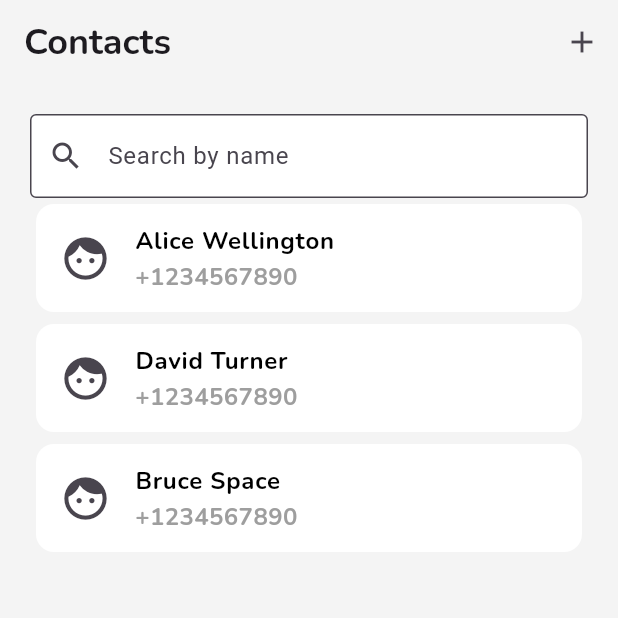
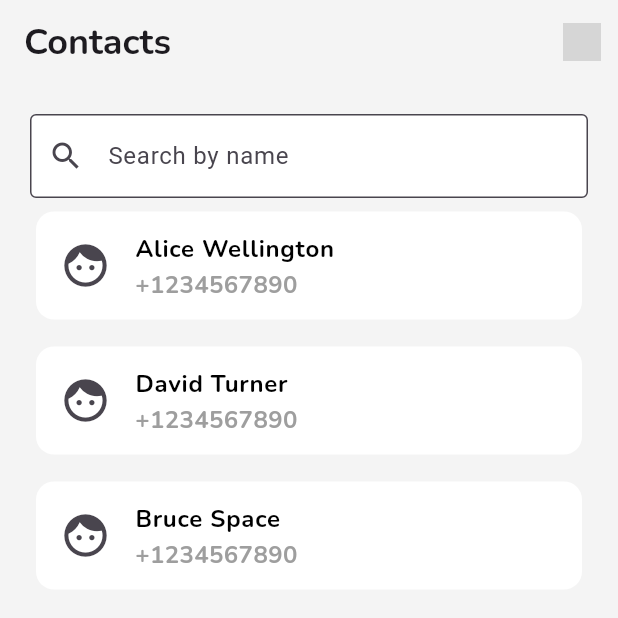
Before and after one commit to gunesserenay/flutter_contacts, a Flutter app: the screen it shows after launch, on a phone screen of 412 x 824 dp, the top half of it. Run offline on Flutter 3.47's test engine with Material 3 defaults, Android fonts, the phone set to English and light mode, and no system bars; our stand-ins replace google_fonts; grey boxes are pictures that could not be loaded.

Commit message:
Images added

```diff
--- a/lib/screens/contacts.dart
+++ b/lib/screens/contacts.dart
@@ -1,5 +1,4 @@
 import 'package:flutter/material.dart';
-import 'package:flutter/widgets.dart';
 import 'package:flutter_contacts/data/dummy_data.dart';
 import 'package:flutter_contacts/model/contact.dart';
 import 'package:flutter_contacts/widgets/contact_item.dart';
@@ -25,7 +24,15 @@ class Contacts extends StatelessWidget {
     return Scaffold(
       backgroundColor: (const Color.fromARGB(255, 244, 244, 244)),
       appBar: AppBar(
-        actions: [IconButton(onPressed: () {}, icon: const Icon(Icons.add))],
+        actions: [
+          IconButton(
+              onPressed: () {},
+              icon: Image.asset(
+                'assets/images/add.png',
+                width: 25,
+                height: 25,
+              ))
+        ],
         backgroundColor: (const Color.fromARGB(255, 244, 244, 244)),
         centerTitle: false,
         title: Text(
--- a/lib/widgets/contact_item.dart
+++ b/lib/widgets/contact_item.dart
@@ -1,4 +1,3 @@
-import 'package:flutter/cupertino.dart';
 import 'package:flutter/material.dart';
 import 'package:flutter_contacts/model/contact.dart';
 import 'package:google_fonts/google_fonts.dart';
@@ -9,7 +8,9 @@ class ContactItem extends StatelessWidget {
   final Contact contact;
   @override
   Widget build(BuildContext context) {
-    return Card(
+    return Padding(
+      padding: const EdgeInsets.symmetric(vertical: 5),
+      child: Card(
         color: Colors.white,
         elevation: 0,
         child: ListTile(
@@ -28,6 +29,7 @@ class ContactItem extends StatelessWidget {
                 fontSize: 16, color: Colors.grey, fontWeight: FontWeight.bold),
           ),
         ),
+      ),
     );
   }
 }
```
Also changed, not shown: pubspec.yaml (+8 -2 lines), assets/images/add.png (added), assets/images/camera.png (added), assets/images/contact.png (added), assets/images/ok-badge.png (added), assets/images/picture.png (added). Lines whose indentation alone changed are shown as unchanged.
